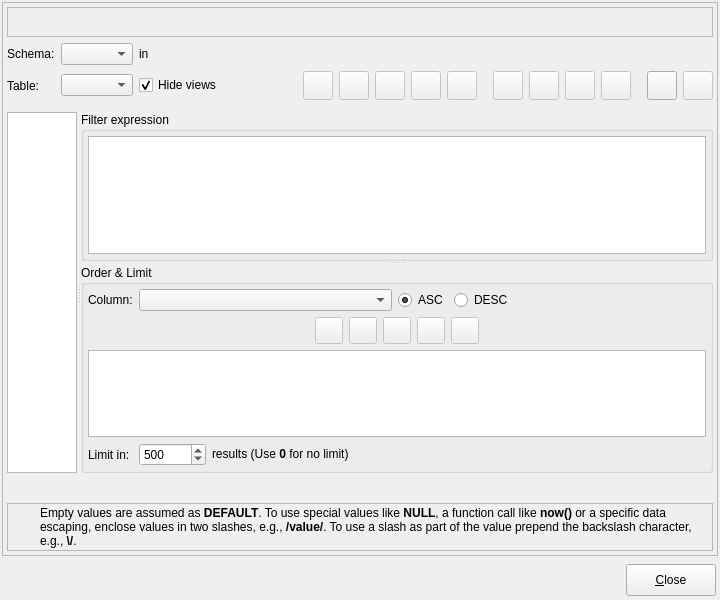
The window that libpgmodeler_ui/ui/datamanipulationform.ui (pgmodeler/pgmodeler) describes before a commit, drawn with Qt 5.
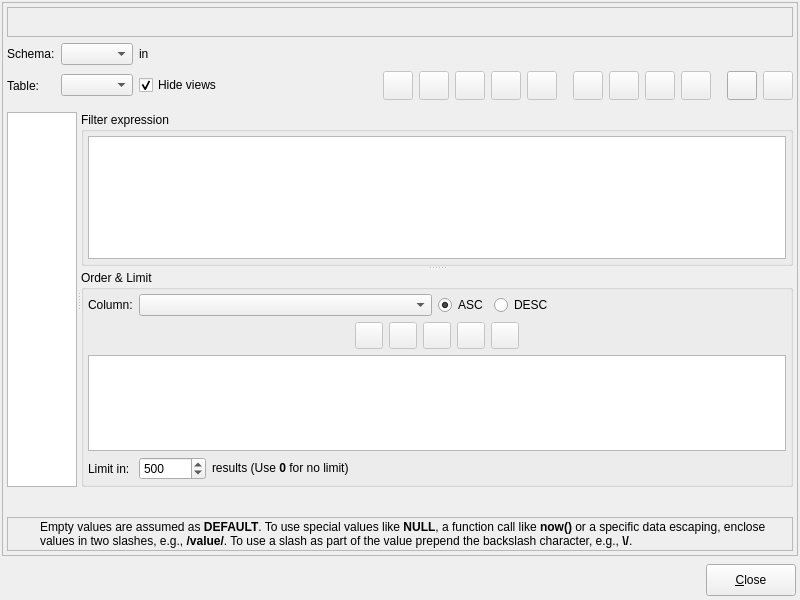
The same window after the commit. Icons and pictures are not drawn.

Commit message: Now the user is able to browse a referenced table from the current selected row in DataManipulationForm

Patch:
```diff
--- a/libpgmodeler_ui/ui/datamanipulationform.ui
+++ b/libpgmodeler_ui/ui/datamanipulationform.ui
@@ -6,13 +6,13 @@
    <rect>
     <x>0</x>
     <y>0</y>
-    <width>720</width>
+    <width>800</width>
     <height>600</height>
    </rect>
   </property>
   <property name="minimumSize">
    <size>
-    <width>720</width>
+    <width>800</width>
     <height>600</height>
    </size>
   </property>
```
The commit also changes 2 other files.
